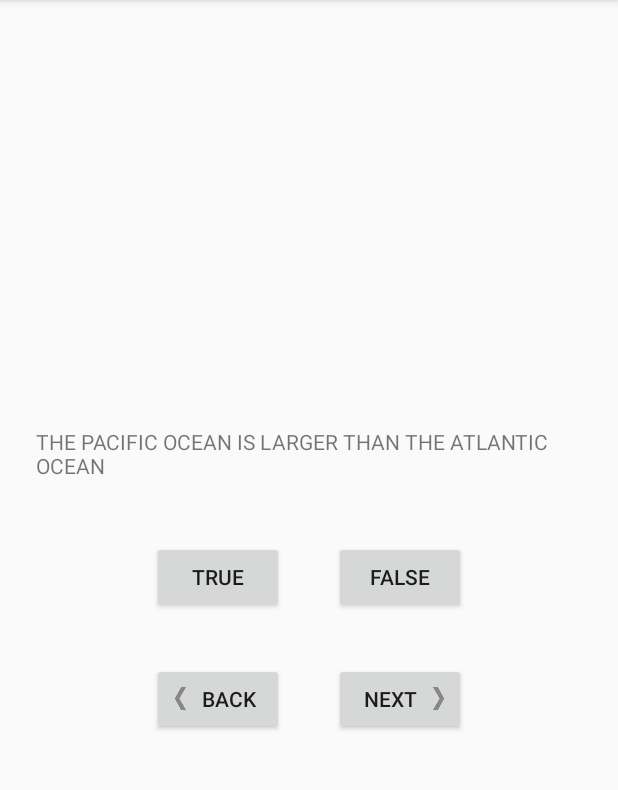
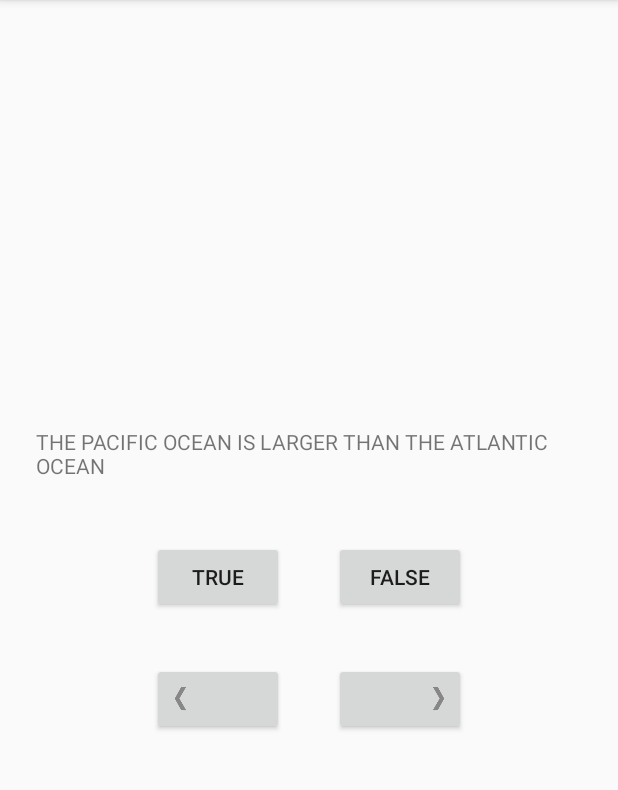
Before and after one commit to shinabarger/Geography-Quiz-App, an Android app: the screen it shows after launch (QuizActivity), on a phone screen of 412 x 824 dp, the part 84-874 px from its top. Run offline under Robolectric (Android 15) with nearby library versions, the phone set to English and light mode, and no system bars.

Commit message:
remove button text

```diff
--- a/app/src/main/res/layout/activity_quiz.xml
+++ b/app/src/main/res/layout/activity_quiz.xml
@@ -46,7 +46,7 @@
             android:layout_height="wrap_content"
             android:layout_margin="25px"
             android:drawableLeft="@mipmap/arrow_left"
-            android:text="@string/back_button"
+
             />
 
 
@@ -56,7 +56,7 @@
             android:layout_height="wrap_content"
             android:layout_margin="25px"
             android:drawableRight="@mipmap/arrow_right"
-            android:text="@string/next_button"/>
+            />
 
     </LinearLayout>
 
```
